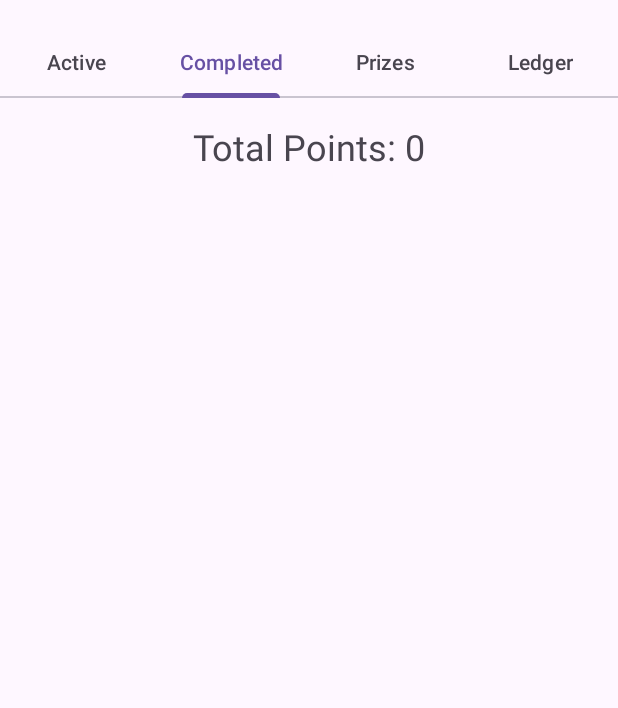
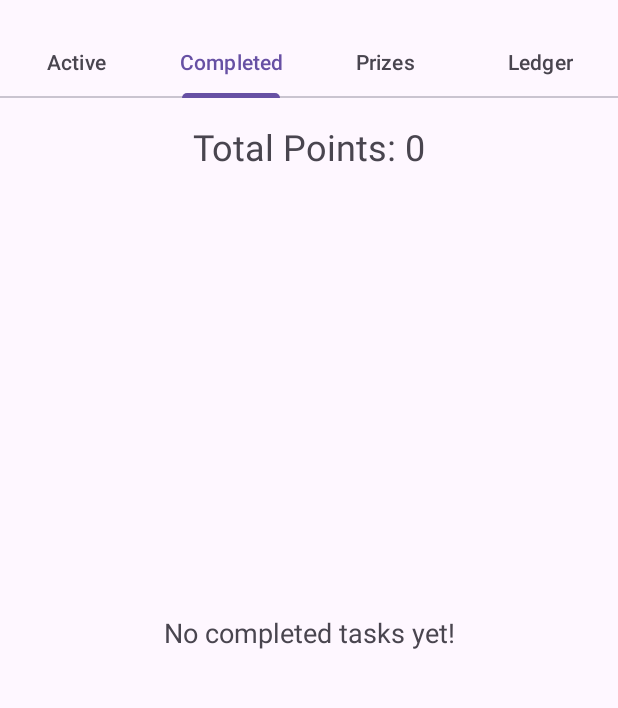
Before and after one commit to NickSanft/TooDo, an Android app: the screen it shows after launch (MainActivity), tab 2 chosen, on a phone screen of 412 x 824 dp, the part 70-778 px from its top. Run offline under Robolectric (Android 15) with nearby library versions, the phone set to English and light mode, and no system bars; our stand-ins replace Dagger/Hilt's generated code, Room's generated code; libraries missing offline, so code that uses them is left out: nl.dionsegijn.konfetti.

Commit message:
App now displays something when there are empty lists

```diff
--- a/app/src/main/java/com/divora/toodo/PrizesFragment.kt
+++ b/app/src/main/java/com/divora/toodo/PrizesFragment.kt
@@ -6,6 +6,7 @@ import android.view.LayoutInflater
 import android.view.View
 import android.view.ViewGroup
 import android.widget.EditText
+import androidx.core.view.isVisible
 import androidx.fragment.app.Fragment
 import androidx.fragment.app.activityViewModels
 import androidx.fragment.app.viewModels
@@ -56,9 +57,15 @@ class PrizesFragment : Fragment(), FabClickHandler {
             points -> binding.totalPointsText.text = "Total Points: ${points ?: 0}"
         }
 
-        prizesViewModel.prizes.observe(viewLifecycleOwner) {
-            prizes ->
-            adapter.submitList(prizes)
+        prizesViewModel.prizes.observe(viewLifecycleOwner) { prizes ->
+            if (prizes.isNullOrEmpty()) {
+                binding.prizesList.isVisible = false
+                binding.emptyListText.isVisible = true
+            } else {
+                binding.prizesList.isVisible = true
+                binding.emptyListText.isVisible = false
+                adapter.submitList(prizes)
+            }
         }
     }
 
--- a/app/src/main/java/com/divora/toodo/TaskListFragment.kt
+++ b/app/src/main/java/com/divora/toodo/TaskListFragment.kt
@@ -6,7 +6,9 @@ import android.view.View
 import android.view.ViewGroup
 import android.widget.EditText
 import android.widget.RadioGroup
+import android.widget.TextView
 import androidx.appcompat.app.AlertDialog
+import androidx.core.view.isVisible
 import androidx.fragment.app.Fragment
 import androidx.fragment.app.activityViewModels
 import androidx.recyclerview.widget.LinearLayoutManager
@@ -43,22 +45,35 @@ class TaskListFragment : Fragment(), FabClickHandler {
             { task -> showEditTaskDialog(task) }
         )
 
-        view.findViewById<RecyclerView>(R.id.task_list).adapter = adapter
-        view.findViewById<RecyclerView>(R.id.task_list).layoutManager = LinearLayoutManager(context)
+        val recyclerView = view.findViewById<RecyclerView>(R.id.task_list)
+        val emptyListTextView = view.findViewById<TextView>(R.id.empty_list_text)
+
+        recyclerView.adapter = adapter
+        recyclerView.layoutManager = LinearLayoutManager(context)
 
         taskViewModel.allTasks.observe(viewLifecycleOwner) { tasks ->
             tasks?.let {
                 val filteredTasks = it.filter { it.isCompleted == isCompleted }
-                if (isCompleted) {
-                    adapter.submitList(filteredTasks.sortedByDescending { it.completedAt })
+
+                if (filteredTasks.isEmpty()) {
+                    recyclerView.isVisible = false
+                    emptyListTextView.isVisible = true
+                    val emptyText = if (isCompleted) "No completed tasks yet!" else "No active tasks yet!"
+                    emptyListTextView.text = emptyText
                 } else {
-                    adapter.submitList(filteredTasks.sortedBy { it.priority })
+                    recyclerView.isVisible = true
+                    emptyListTextView.isVisible = false
+                    if (isCompleted) {
+                        adapter.submitList(filteredTasks.sortedByDescending { it.completedAt })
+                    } else {
+                        adapter.submitList(filteredTasks.sortedBy { it.priority })
+                    }
                 }
             }
         }
 
         taskViewModel.totalPoints.observe(viewLifecycleOwner) {
-            points -> view.findViewById<android.widget.TextView>(R.id.total_points_text).text = "Total Points: ${points ?: 0}"
+            points -> view.findViewById<TextView>(R.id.total_points_text).text = "Total Points: ${points ?: 0}"
         }
     }
 
--- a/app/src/main/res/layout/fragment_task_list.xml
+++ b/app/src/main/res/layout/fragment_task_list.xml
@@ -25,4 +25,16 @@
         app:layout_constraintStart_toStartOf="parent"
         app:layout_constraintTop_toBottomOf="@+id/total_points_text" />
 
+    <TextView
+        android:id="@+id/empty_list_text"
+        android:layout_width="wrap_content"
+        android:layout_height="wrap_content"
+        android:text="No tasks yet!"
+        android:textSize="18sp"
+        android:visibility="gone"
+        app:layout_constraintBottom_toBottomOf="parent"
+        app:layout_constraintEnd_toEndOf="parent"
+        app:layout_constraintStart_toStartOf="parent"
+        app:layout_constraintTop_toTopOf="parent" />
+
 </androidx.constraintlayout.widget.ConstraintLayout>
```
Also changed, not shown: app/src/main/java/com/divora/toodo/PointLedgerFragment.kt (+10 -2 lines), app/src/main/res/layout/fragment_point_ledger.xml (+9 -0 lines), app/src/main/res/layout/fragment_prizes.xml (+10 -0 lines).
